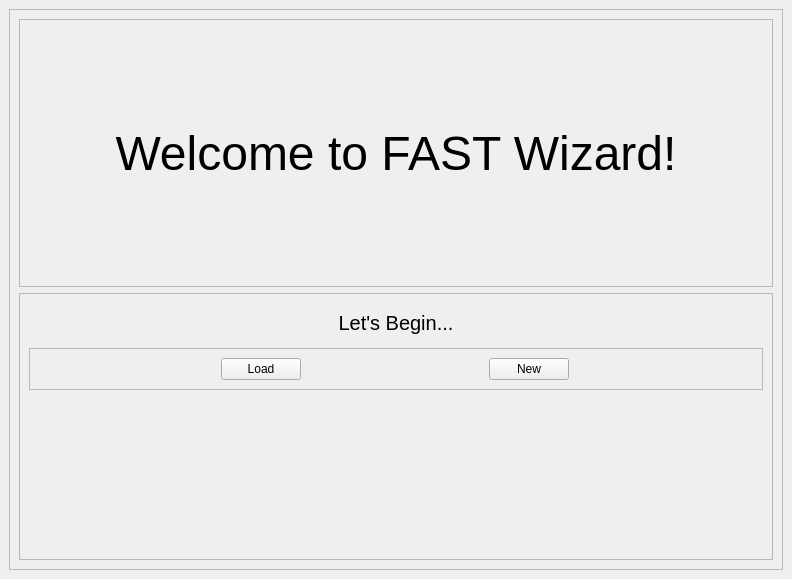
This is FAST/Qt_Designer/Home_Page.ui in Mel1Am/Python_Projects as Qt 5 draws it before an edit. The edited form follows.
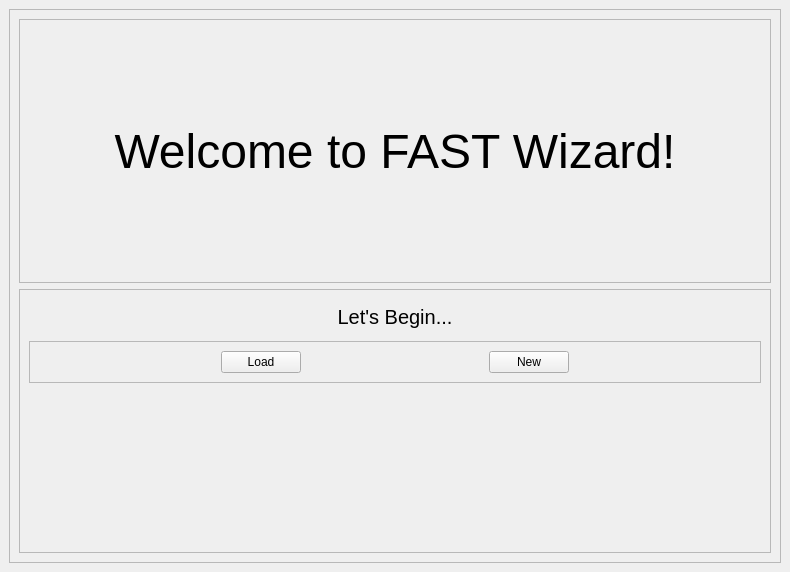
This is the edited form.

```diff
--- a/FAST/Qt_Designer/Home_Page.ui
+++ b/FAST/Qt_Designer/Home_Page.ui
@@ -6,8 +6,8 @@
    <rect>
     <x>0</x>
     <y>0</y>
-    <width>792</width>
-    <height>579</height>
+    <width>790</width>
+    <height>572</height>
    </rect>
   </property>
   <property name="windowTitle">
```
